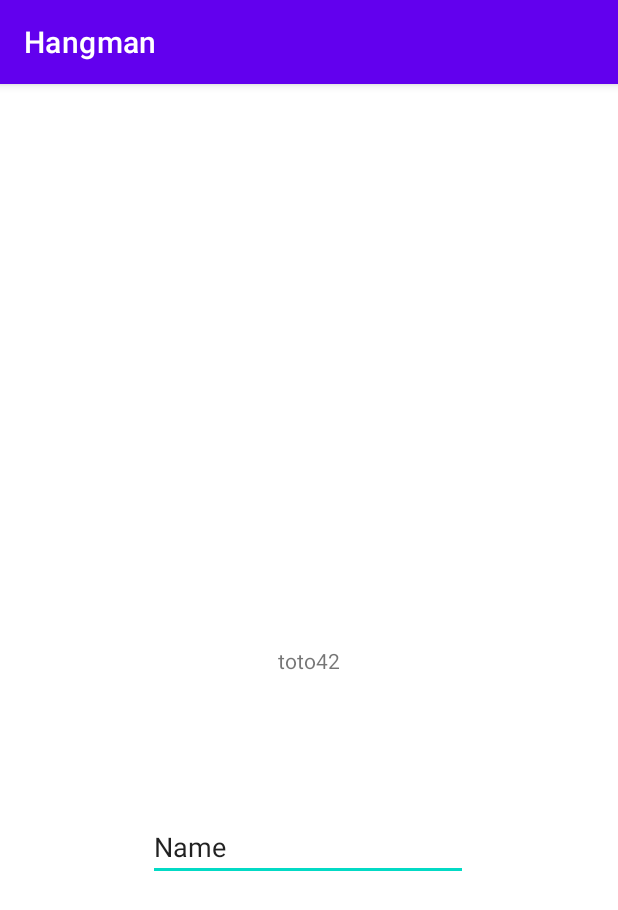
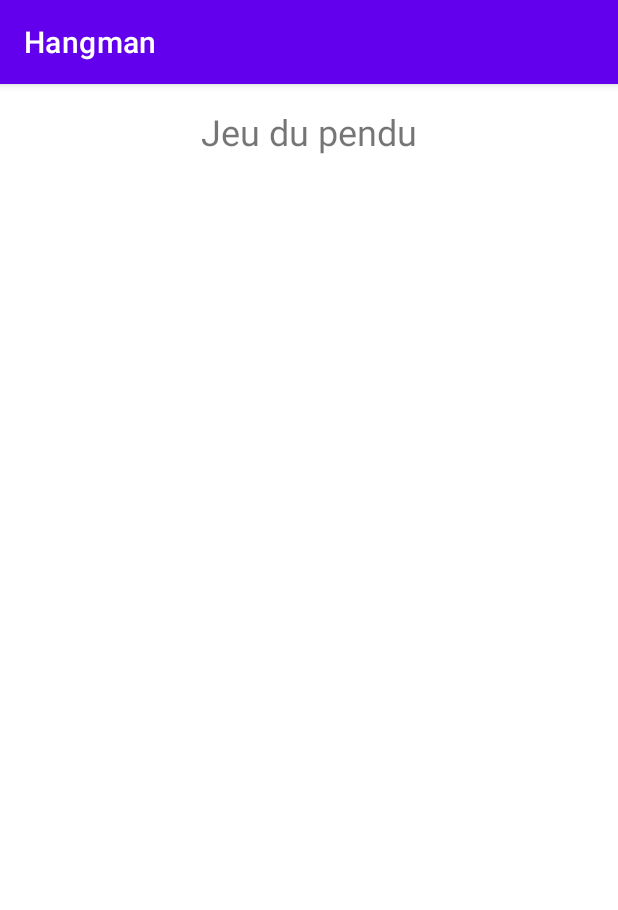
Before and after one commit to Klagarge/HangmanAndroid, an Android app: the screen it shows after launch (MainActivity), on a phone screen of 412 x 824 dp. Shown: the top 910 px of the screen. Run offline under Robolectric (Android 15) with nearby library versions, the phone set to English and light mode, and no system bars.

Commit message:
initial commit

```diff
--- a/app/build.gradle
+++ b/app/build.gradle
@@ -13,6 +13,7 @@ android {
         versionName "1.0"
 
         testInstrumentationRunner "androidx.test.runner.AndroidJUnitRunner"
+        targetSdkVersion 31
     }
 
     buildTypes {
@@ -25,6 +26,7 @@ android {
         sourceCompatibility JavaVersion.VERSION_1_8
         targetCompatibility JavaVersion.VERSION_1_8
     }
+    compileSdkVersion 31
 }
 
 dependencies {
--- a/app/src/main/java/com/klagarge/hangman/MainActivity.java
+++ b/app/src/main/java/com/klagarge/hangman/MainActivity.java
@@ -1,14 +1,21 @@
 package com.klagarge.hangman;
+
+import android.os.Bundle;
+import android.widget.LinearLayout;
 
 import androidx.appcompat.app.AppCompatActivity;
 
-import android.os.Bundle;
-
-public class MainActivity extends AppCompatActivity {
-
+public class MainActivity extends AppCompatActivity
+{
     @Override
-    protected void onCreate(Bundle savedInstanceState) {
+    protected void onCreate(Bundle savedInstanceState)
+    {
         super.onCreate(savedInstanceState);
         setContentView(R.layout.activity_main);
+
+        MyView myViewCompteur = new MyView(this);
+        LinearLayout myLayout1 = (LinearLayout)findViewById(R.id.myView);
+        myLayout1.addView(myViewCompteur);
+        //setContentView(myViewCompteur);
     }
 }
--- /dev/null
+++ b/app/src/main/java/com/klagarge/hangman/MyView.java
@@ -0,0 +1,60 @@
+package com.klagarge.hangman;
+
+import android.view.View;
+import android.content.Context;
+import android.graphics.Canvas;
+import android.graphics.Color;
+import android.graphics.Paint;
+import android.graphics.Path;
+import android.graphics.Rect;
+import android.graphics.RectF;
+
+public class MyView extends View
+{
+    //Paint paint = new Paint(Paint.FAKE_BOLD_TEXT_FLAG);
+    Paint paint = new Paint(Paint.LINEAR_TEXT_FLAG);
+    //Path curvePath;
+    //Paint textPaint = new Paint(Paint.LINEAR_TEXT_FLAG);
+
+    public MyView(Context context){
+        super(context);
+    }
+
+    @Override
+    protected void onDraw(Canvas canvas)
+    {
+        // draw basic shapes
+
+        paint.setColor(Color.WHITE);
+
+        float scale = 3.0F;
+
+        //jambes de la potence
+        canvas.drawLine(110 * scale, 210 * scale, 120 * scale, 190 * scale, paint);
+        canvas.drawLine(130 * scale, 210 * scale, 120 * scale, 190 * scale, paint);
+
+        //potence
+        canvas.drawLine(120 * scale, 190 * scale, 120 * scale, 100 * scale, paint);
+
+        //bras potence
+        canvas.drawLine(120 * scale, 100 * scale, 180 * scale, 100 * scale, paint);
+
+        //fil potence
+        canvas.drawLine(180 * scale, 100 * scale, 180 * scale, 110 * scale, paint);
+
+        //tête
+        paint.setStyle(Paint.Style.STROKE);
+        canvas.drawCircle(180 * scale, 120 * scale, 10 * scale, paint);
+
+        //corps
+        canvas.drawLine(180 * scale, 130 * scale, 180 * scale, 170 * scale, paint);
+
+        //jambes
+        canvas.drawLine(180 * scale, 170 * scale, 170 * scale, 190 * scale, paint);
+        canvas.drawLine(180 * scale, 170 * scale, 190 * scale, 190 * scale, paint);
+
+        //bras
+        canvas.drawLine(170 * scale, 150 * scale, 190 * scale, 150 * scale, paint);
+
+    }
+}
--- a/app/src/main/res/layout/activity_main.xml
+++ b/app/src/main/res/layout/activity_main.xml
@@ -1,34 +1,13 @@
 <?xml version="1.0" encoding="utf-8"?>
-<androidx.constraintlayout.widget.ConstraintLayout xmlns:android="http://schemas.android.com/apk/res/android"
+<androidx.coordinatorlayout.widget.CoordinatorLayout
+xmlns:android="http://schemas.android.com/apk/res/android"
     xmlns:app="http://schemas.android.com/apk/res-auto"
     xmlns:tools="http://schemas.android.com/tools"
     android:layout_width="match_parent"
     android:layout_height="match_parent"
-    tools:context=".MainActivity">
+    android:fitsSystemWindows="true"
+    tools:context="com.klagarge.hangman.MainActivity">
 
-    <TextView
-        android:id="@+id/textView"
-        android:layout_width="wrap_content"
-        android:layout_height="wrap_content"
-        android:text="@string/foo"
-        app:layout_constraintBottom_toBottomOf="parent"
-        app:layout_constraintLeft_toLeftOf="parent"
-        app:layout_constraintRight_toRightOf="parent"
-        app:layout_constraintTop_toTopOf="parent" />
+    <include layout="@layout/content_main"/>
 
-    <EditText
-        android:id="@+id/editTextTextPersonName"
-        android:layout_width="wrap_content"
-        android:layout_height="wrap_content"
-        android:layout_marginTop="92dp"
-        android:ems="10"
-        android:inputType="textPersonName"
-        android:text="Name"
-        app:layout_constraintBottom_toBottomOf="parent"
-        app:layout_constraintEnd_toEndOf="parent"
-        app:layout_constraintHorizontal_bias="0.497"
-        app:layout_constraintStart_toStartOf="parent"
-        app:layout_constraintTop_toBottomOf="@+id/textView"
-        app:layout_constraintVertical_bias="0.0" />
-
-</androidx.constraintlayout.widget.ConstraintLayout>
+</androidx.coordinatorlayout.widget.CoordinatorLayout>
--- /dev/null
+++ b/app/src/main/res/layout/content_main.xml
@@ -0,0 +1,32 @@
+<?xml version="1.0" encoding="utf-8"?>
+<RelativeLayout xmlns:android="http://schemas.android.com/apk/res/android"
+    android:layout_width="match_parent"
+    android:layout_height="match_parent">
+
+    <LinearLayout
+        android:id="@+id/top"
+        android:layout_width="match_parent"
+        android:layout_height="wrap_content"
+        android:layout_alignParentTop="true"
+        android:layout_centerHorizontal="true"
+        android:orientation="vertical">
+
+        <TextView
+            android:id="@+id/textView"
+            android:layout_width="match_parent"
+            android:layout_height="wrap_content"
+            android:layout_margin="15dp"
+            android:gravity="center"
+            android:text="Jeu du pendu"
+            android:textSize="24sp" />
+    </LinearLayout>
+
+    <LinearLayout
+        android:id="@+id/myView"
+        android:layout_width="match_parent"
+        android:layout_height="wrap_content"
+        android:layout_below="@+id/top"
+        android:layout_alignParentBottom="true"
+        android:gravity="center"
+        android:orientation="horizontal"></LinearLayout>
+</RelativeLayout>
```
Also changed, not shown: 2 other files.
